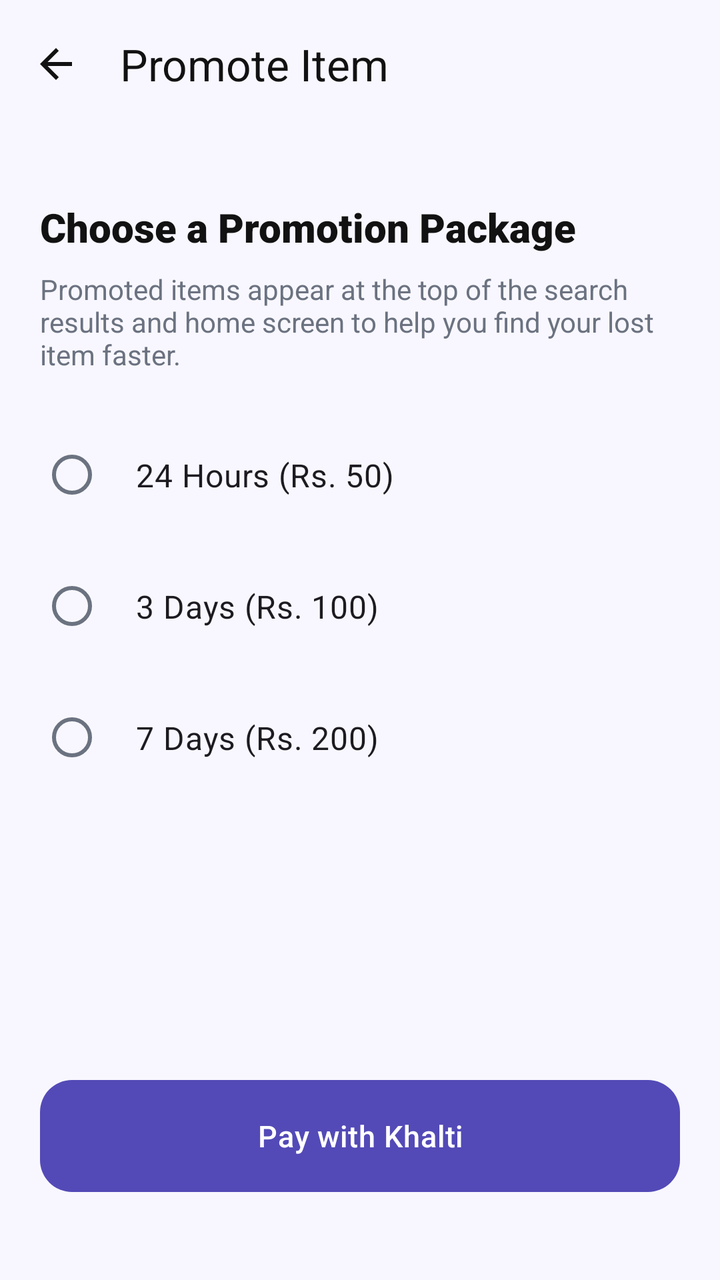
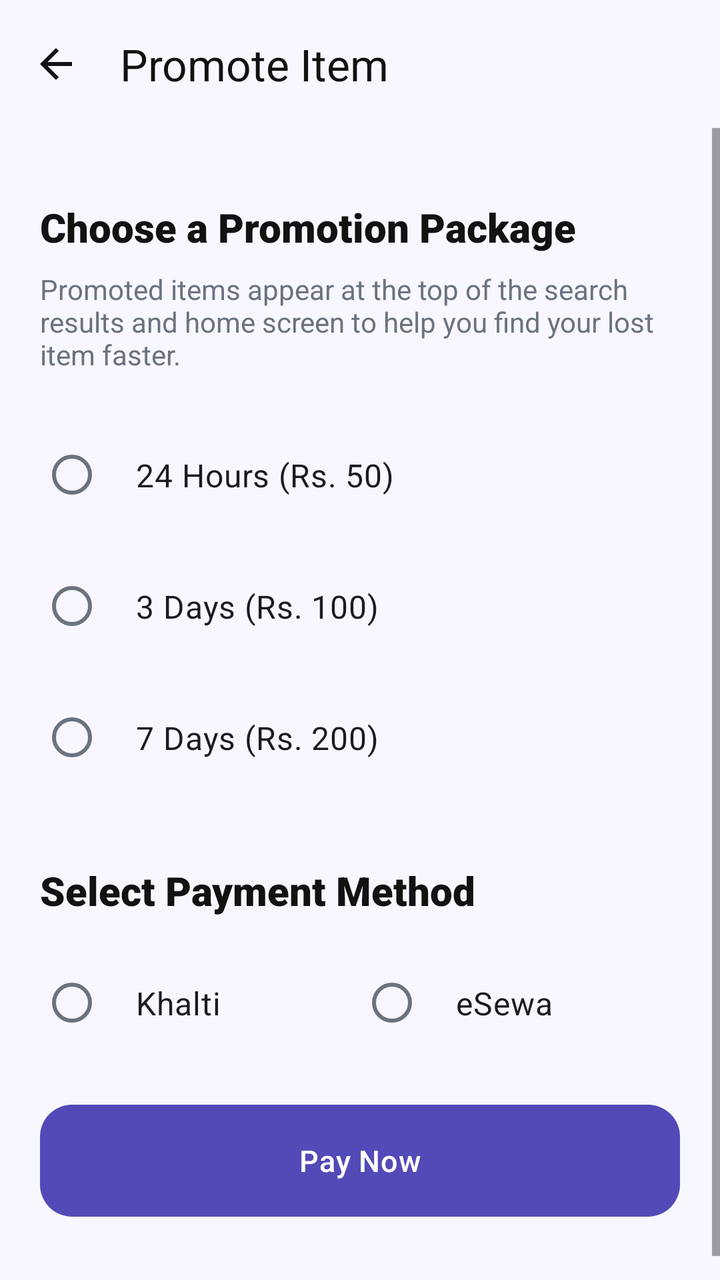

Two renders of the same Android screen: before a commit and after it. Below are the layout's source before the change and the commit's diff.
<!-- AndroidManifest.xml: application theme Theme.Findora -->
<!-- res/layout/activity_promote_item.xml -->
<?xml version="1.0" encoding="utf-8"?>
<LinearLayout xmlns:android="http://schemas.android.com/apk/res/android"
    xmlns:app="http://schemas.android.com/apk/res-auto"
    android:layout_width="match_parent"
    android:layout_height="match_parent"
    android:background="@color/screen_background"
    android:orientation="vertical">

    <com.google.android.material.appbar.AppBarLayout
        android:layout_width="match_parent"
        android:layout_height="wrap_content"
        android:background="@color/screen_background"
        app:elevation="0dp">

        <com.google.android.material.appbar.MaterialToolbar
            android:id="@+id/toolbar"
            android:layout_width="match_parent"
            android:layout_height="?attr/actionBarSize"
            app:navigationIcon="?attr/homeAsUpIndicator"
            app:navigationIconTint="@color/text_dark"
            app:title="Promote Item"
            app:titleTextColor="@color/text_dark" />
    </com.google.android.material.appbar.AppBarLayout>

    <ScrollView
        android:layout_width="match_parent"
        android:layout_height="match_parent"
        android:fillViewport="true">

        <LinearLayout
            android:layout_width="match_parent"
            android:layout_height="wrap_content"
            android:orientation="vertical"
            android:padding="@dimen/screen_padding_horizontal">

            <TextView
                android:layout_width="match_parent"
                android:layout_height="wrap_content"
                android:layout_marginTop="@dimen/spacing_medium"
                android:text="Choose a Promotion Package"
                android:textColor="@color/text_dark"
                android:textSize="20sp"
                android:fontFamily="sans-serif-black" />

            <TextView
                android:layout_width="match_parent"
                android:layout_height="wrap_content"
                android:layout_marginTop="8dp"
                android:text="Promoted items appear at the top of the search results and home screen to help you find your lost item faster."
                android:textColor="@color/text_gray"
                android:textSize="14sp" />

            <RadioGroup
                android:id="@+id/rg_packages"
                android:layout_width="match_parent"
                android:layout_height="wrap_content"
                android:layout_marginTop="24dp">

                <com.google.android.material.radiobutton.MaterialRadioButton
                    android:id="@+id/rb_24h"
                    android:layout_width="match_parent"
                    android:layout_height="wrap_content"
                    android:layout_marginBottom="12dp"
                    android:padding="16dp"
                    android:text="24 Hours (Rs. 50)"
                    android:textSize="16sp" />

                <com.google.android.material.radiobutton.MaterialRadioButton
                    android:id="@+id/rb_3d"
                    android:layout_width="match_parent"
                    android:layout_height="wrap_content"
                    android:layout_marginBottom="12dp"
                    android:padding="16dp"
                    android:text="3 Days (Rs. 100)"
                    android:textSize="16sp" />

                <com.google.android.material.radiobutton.MaterialRadioButton
                    android:id="@+id/rb_7d"
                    android:layout_width="match_parent"
                    android:layout_height="wrap_content"
                    android:layout_marginBottom="12dp"
                    android:padding="16dp"
                    android:text="7 Days (Rs. 200)"
                    android:textSize="16sp" />
            </RadioGroup>

            <Space
                android:layout_width="match_parent"
                android:layout_height="0dp"
                android:layout_weight="1" />

            <com.google.android.material.button.MaterialButton
                android:id="@+id/btn_pay"
                style="@style/Widget.Findora.Button"
                android:layout_width="match_parent"
                android:layout_height="@dimen/button_height"
                android:layout_marginTop="24dp"
                android:layout_marginBottom="24dp"
                android:text="Pay with Khalti" />

        </LinearLayout>
    </ScrollView>

    <ProgressBar
        android:id="@+id/progress_bar"
        android:layout_width="wrap_content"
        android:layout_height="wrap_content"
        android:layout_gravity="center"
        android:indeterminateTint="@color/primary_purple"
        android:visibility="gone" />

</LinearLayout>
<!-- resources referenced by this layout -->
<resources>
  <color name="primary_purple">#534AB7</color>
  <color name="screen_background">#F8F7FF</color>
  <color name="text_dark">#121212</color>
  <color name="text_gray">#6B7280</color>
  <dimen name="button_height">56dp</dimen>
  <dimen name="screen_padding_horizontal">20dp</dimen>
  <dimen name="spacing_medium">16dp</dimen>
  <style name="Widget.Findora.Button" parent="Widget.Material3.Button">
          <item name="cornerRadius">@dimen/button_corner_radius</item>
          <item name="android:insetTop">0dp</item>
          <item name="android:insetBottom">0dp</item>
          <item name="android:textAllCaps">false</item>
          <item name="android:textSize">@dimen/text_body</item>
          <item name="android:fontFamily">sans-serif-medium</item>
          <item name="android:minHeight">@dimen/button_height</item>
          <item name="android:letterSpacing">0.02</item>
          <item name="backgroundTint">@color/primary_purple</item>
          <item name="android:textColor">@color/white</item>
      </style>
  <dimen name="button_corner_radius">16dp</dimen>
  <dimen name="text_body">15sp</dimen>
  <color name="white">#FFFFFF</color>
  <color name="light_purple">#EEEDFE</color>
  <color name="md_theme_onPrimaryContainer">#3B3482</color>
  <color name="success_green">#16A34A</color>
  <color name="md_theme_onSecondary">#FFFFFF</color>
  <color name="light_green">#DCFCE7</color>
  <color name="error_red">#DC2626</color>
  <color name="md_theme_onError">#FFFFFF</color>
  <color name="surface_01">#FFFFFF</color>
  <color name="card_background">#FFFFFF</color>
  <color name="md_theme_outline">#E5E7EB</color>
  <style name="Widget.Findora.Card" parent="Widget.Material3.CardView.Elevated">
          <item name="cardCornerRadius">@dimen/card_corner_radius</item>
          <item name="cardElevation">0dp</item>
          <item name="strokeWidth">0dp</item>
          <item name="cardBackgroundColor">@color/card_background</item>
          <item name="rippleColor">@color/primary_purple_10</item>
      </style>
  <style name="Widget.Findora.Chip" parent="Widget.Material3.Chip.Filter">
          <item name="chipCornerRadius">@dimen/chip_corner_radius</item>
          <item name="chipBackgroundColor">@color/chip_bg_colors</item>
          <item name="chipStrokeColor">@color/chip_stroke_colors</item>
          <item name="chipStrokeWidth">1dp</item>
          <item name="android:textColor">@color/chip_text_colors</item>
          <item name="checkedIconVisible">false</item>
          <item name="chipMinHeight">36dp</item>
          <item name="android:textSize">@dimen/text_caption</item>
          <item name="android:textStyle">bold</item>
      </style>
  <style name="Widget.Findora.BottomNav" parent="Widget.MaterialComponents.BottomNavigationView">
          <item name="itemIconTint">@color/nav_item_colors</item>
          <item name="itemTextColor">@color/nav_item_colors</item>
          <item name="itemActiveIndicatorStyle">@style/Widget.Findora.BottomNav.ActiveIndicator</item>
      </style>
  <dimen name="card_corner_radius">20dp</dimen>
  <color name="primary_purple_10">#1A534AB7</color>
  <dimen name="input_corner_radius">14dp</dimen>
  <color name="text_hint">#9CA3AF</color>
  <color name="surface_02">#F0F0F5</color>
  <dimen name="chip_corner_radius">20dp</dimen>
  <dimen name="text_caption">13sp</dimen>
  <style name="Widget.Findora.BottomNav.ActiveIndicator" parent="Widget.Material3.BottomNavigationView.ActiveIndicator">
          <item name="android:color">@color/light_purple</item>
      </style>
  <!-- unchanged entries left out for length: 2 -->
</resources>

<!-- the commit's change to res/layout/activity_promote_item.xml (unified diff, before → after) -->
@@ -84,6 +84,41 @@
                     android:textSize="16sp" />
             </RadioGroup>
 
+            <TextView
+                android:layout_width="match_parent"
+                android:layout_height="wrap_content"
+                android:layout_marginTop="24dp"
+                android:text="Select Payment Method"
+                android:textColor="@color/text_dark"
+                android:textSize="20sp"
+                android:fontFamily="sans-serif-black" />
+
+            <RadioGroup
+                android:id="@+id/rg_providers"
+                android:layout_width="match_parent"
+                android:layout_height="wrap_content"
+                android:layout_marginTop="16dp"
+                android:orientation="horizontal">
+
+                <com.google.android.material.radiobutton.MaterialRadioButton
+                    android:id="@+id/rb_khalti"
+                    android:layout_width="0dp"
+                    android:layout_height="wrap_content"
+                    android:layout_weight="1"
+                    android:padding="16dp"
+                    android:text="Khalti"
+                    android:textSize="16sp" />
+
+                <com.google.android.material.radiobutton.MaterialRadioButton
+                    android:id="@+id/rb_esewa"
+                    android:layout_width="0dp"
+                    android:layout_height="wrap_content"
+                    android:layout_weight="1"
+                    android:padding="16dp"
+                    android:text="eSewa"
+                    android:textSize="16sp" />
+            </RadioGroup>
+
             <Space
                 android:layout_width="match_parent"
                 android:layout_height="0dp"
@@ -96,7 +131,7 @@
                 android:layout_height="@dimen/button_height"
                 android:layout_marginTop="24dp"
                 android:layout_marginBottom="24dp"
-                android:text="Pay with Khalti" />
+                android:text="Pay Now" />
 
         </LinearLayout>
     </ScrollView>
